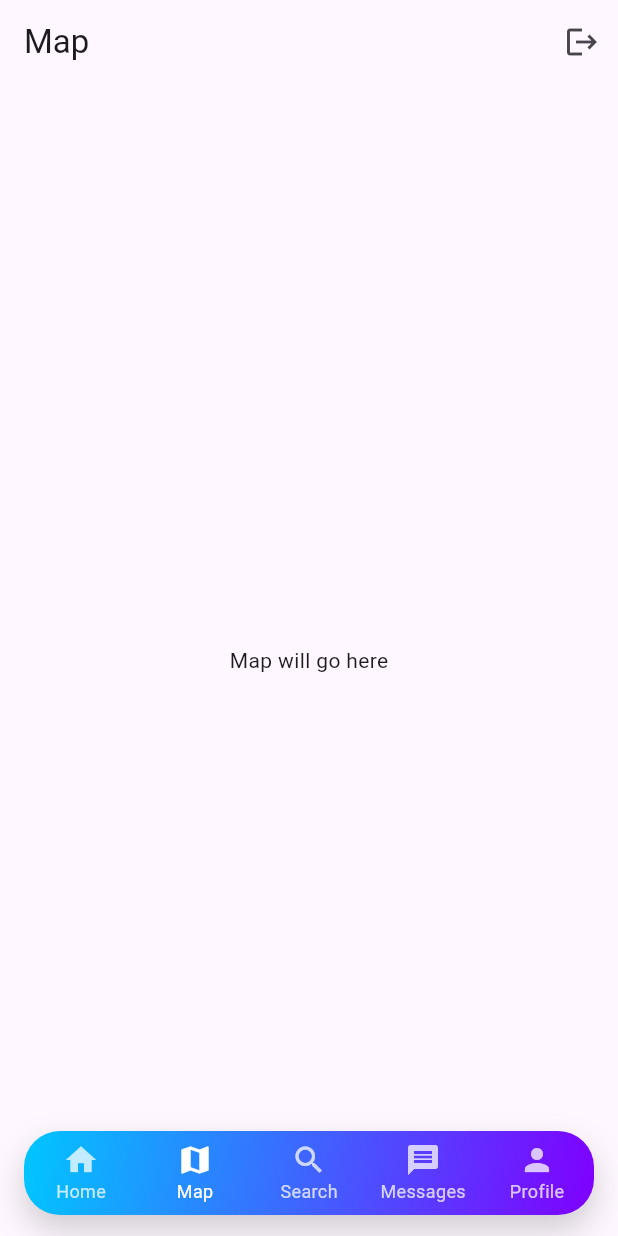
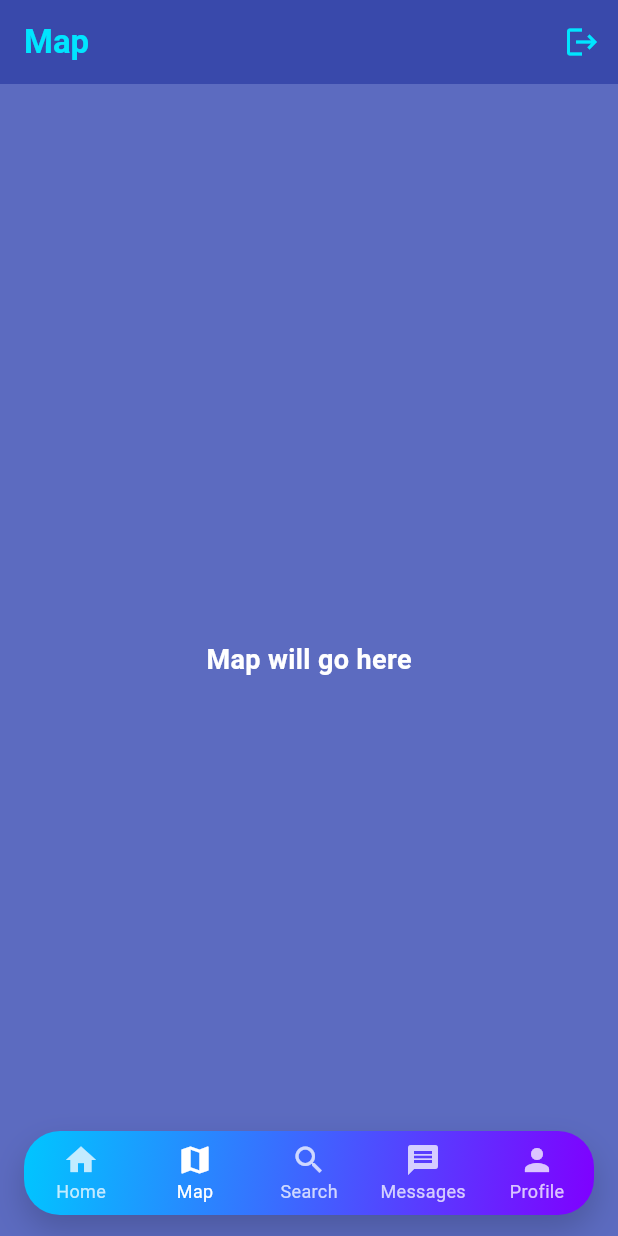
Before and after one commit to Konner-Yi/Adv-Mobile-Final-Project, a Flutter app: the screen it shows after launch, after a tap on "Continue as Guest", after a tap on "Open Interactive Map", on a phone screen of 412 x 824 dp. Run offline on Flutter 3.47's test engine with Material 3 defaults, Android fonts, the phone set to English and light mode, and no system bars; our stand-ins replace flutter_secure_storage, shared_preferences; network calls fail.

Commit message:
adding colours to all pages

```diff
--- a/gathering/lib/features/map/map_page.dart
+++ b/gathering/lib/features/map/map_page.dart
@@ -5,14 +5,28 @@ import '../../core/services/auth_database.dart';
 class MapPage extends StatelessWidget {
   const MapPage({super.key});
 
+  static const Color cyan = Color(0xFF00E5FF);
+  static const Color indigo = Color(0xFF3949AB);
+
+
   @override
   Widget build(BuildContext context) {
     return Scaffold(
+      backgroundColor: Colors.transparent,
+
       appBar: AppBar(
-        title: const Text('Map'),
+        backgroundColor: indigo,
+        elevation: 0,
+        title: const Text(
+          'Map',
+          style: TextStyle(
+            color: cyan,
+            fontWeight: FontWeight.bold,
+          ),
+        ),
         actions: [
           IconButton(
-            icon: const Icon(Icons.logout),
+            icon: const Icon(Icons.logout, color: cyan),
             onPressed: () async {
               HapticFeedback.selectionClick();
               await AuthDatabase().logout();
@@ -23,8 +37,28 @@ class MapPage extends StatelessWidget {
           ),
         ],
       ),
-      body: const Center(
-        child: Text('Map will go here'),
+
+      body: Container(
+        decoration: const BoxDecoration(
+          gradient: LinearGradient(
+            begin: Alignment.topCenter,
+            end: Alignment.bottomCenter,
+            colors: [
+              Color(0xFF5C6BC0),
+              Color(0xFF5C6BC0),
+            ],
+          ),
+        ),
+        child: const Center(
+          child: Text(
+            'Map will go here',
+            style: TextStyle(
+              color: Colors.white,
+              fontSize: 18,
+              fontWeight: FontWeight.w600,
+            ),
+          ),
+        ),
       ),
     );
   }
--- a/gathering/lib/features/messages/messages_page.dart
+++ b/gathering/lib/features/messages/messages_page.dart
@@ -5,14 +5,27 @@ import '../../core/services/auth_database.dart';
 class MessagesPage extends StatelessWidget {
   const MessagesPage({super.key});
 
+  static const Color cyan = Color(0xFF00E5FF);
+  static const Color indigo = Color(0xFF3949AB);
+
   @override
   Widget build(BuildContext context) {
     return Scaffold(
+      backgroundColor: Colors.transparent,
+
       appBar: AppBar(
-        title: const Text('Messages'),
+        backgroundColor: indigo,
+        elevation: 0,
+        title: const Text(
+          'Messages',
+          style: TextStyle(
+            color: cyan,
+            fontWeight: FontWeight.bold,
+          ),
+        ),
         actions: [
           IconButton(
-            icon: const Icon(Icons.logout),
+            icon: const Icon(Icons.logout, color: cyan),
             onPressed: () async {
               HapticFeedback.selectionClick();
               await AuthDatabase().logout();
@@ -23,8 +36,28 @@ class MessagesPage extends StatelessWidget {
           ),
         ],
       ),
-      body: const Center(
-        child: Text('Messages will go here'),
+
+      body: Container(
+        decoration: const BoxDecoration(
+          gradient: LinearGradient(
+            begin: Alignment.topCenter,
+            end: Alignment.bottomCenter,
+            colors: [
+              Color(0xFF5C6BC0),
+              Color(0xFF5C6BC0),
+            ],
+          ),
+        ),
+        child: const Center(
+          child: Text(
+            'Messages will go here',
+            style: TextStyle(
+              color: Colors.white,
+              fontSize: 18,
+              fontWeight: FontWeight.w600,
+            ),
+          ),
+        ),
       ),
     );
   }
--- a/gathering/lib/features/profile/profile_page.dart
+++ b/gathering/lib/features/profile/profile_page.dart
@@ -5,14 +5,27 @@ import '../../core/services/auth_database.dart';
 class ProfilePage extends StatelessWidget {
   const ProfilePage({super.key});
 
+  static const Color cyan = Color(0xFF00E5FF);
+  static const Color indigo = Color(0xFF3949AB);
+
   @override
   Widget build(BuildContext context) {
     return Scaffold(
+      backgroundColor: Colors.transparent,
+
       appBar: AppBar(
-        title: const Text('Profile'),
+        backgroundColor: indigo,
+        elevation: 0,
+        title: const Text(
+          'Profile',
+          style: TextStyle(
+            color: cyan,
+            fontWeight: FontWeight.bold,
+          ),
+        ),
         actions: [
           IconButton(
-            icon: const Icon(Icons.logout),
+            icon: const Icon(Icons.logout, color: cyan),
             onPressed: () async {
               HapticFeedback.selectionClick();
               await AuthDatabase().logout();
@@ -23,8 +36,28 @@ class ProfilePage extends StatelessWidget {
           ),
         ],
       ),
-      body: const Center(
-        child: Text('User profile will go here'),
+
+      body: Container(
+        decoration: const BoxDecoration(
+          gradient: LinearGradient(
+            begin: Alignment.topCenter,
+            end: Alignment.bottomCenter,
+            colors: [
+              Color(0xFF5C6BC0),
+              Color(0xFF5C6BC0),
+            ],
+          ),
+        ),
+        child: const Center(
+          child: Text(
+            'User profile will go here',
+            style: TextStyle(
+              color: Colors.white,
+              fontSize: 18,
+              fontWeight: FontWeight.w600,
+            ),
+          ),
+        ),
       ),
     );
   }
--- a/gathering/lib/features/search/search_page.dart
+++ b/gathering/lib/features/search/search_page.dart
@@ -3,22 +3,55 @@ import 'package:flutter/material.dart';
 class SearchPage extends StatelessWidget {
   const SearchPage({super.key});
 
+  static const Color cyan = Color(0xFF00E5FF);
+  static const Color indigo = Color(0xFF3949AB);
+
   @override
   Widget build(BuildContext context) {
     return Scaffold(
+      backgroundColor: Colors.transparent,
+
       appBar: AppBar(
-        title: const Text('Search'),
+        backgroundColor: indigo,
+        elevation: 0,
+        title: const Text(
+          'Search',
+          style: TextStyle(
+            color: cyan,
+            fontWeight: FontWeight.bold,
+          ),
+        ),
         actions: [
           IconButton(
-            icon: const Icon(Icons.logout),
+            icon: const Icon(Icons.logout, color: cyan),
             onPressed: () {
               Navigator.pushReplacementNamed(context, '/login');
             },
           ),
         ],
       ),
-      body: const Center(
-        child: Text('Search functionality will go here'),
+
+      body: Container(
+        decoration: const BoxDecoration(
+          gradient: LinearGradient(
+            begin: Alignment.topCenter,
+            end: Alignment.bottomCenter,
+            colors: [
+              Color(0xFF5C6BC0),
+              Color(0xFF5C6BC0),
+            ],
+          ),
+        ),
+        child: const Center(
+          child: Text(
+            'Search functionality will go here',
+            style: TextStyle(
+              color: Colors.white,
+              fontSize: 18,
+              fontWeight: FontWeight.w600,
+            ),
+          ),
+        ),
       ),
     );
   }
```
